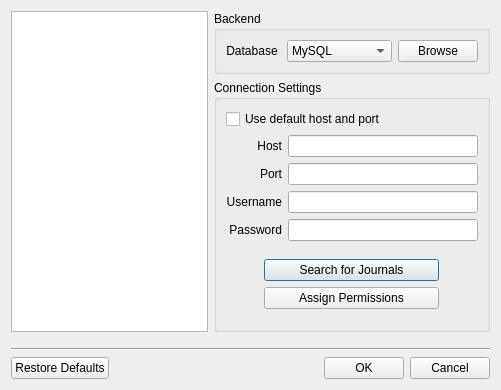
Above: ui/journalselector.ui from pwizard2/robojournal before the change. Below: the same form after it.
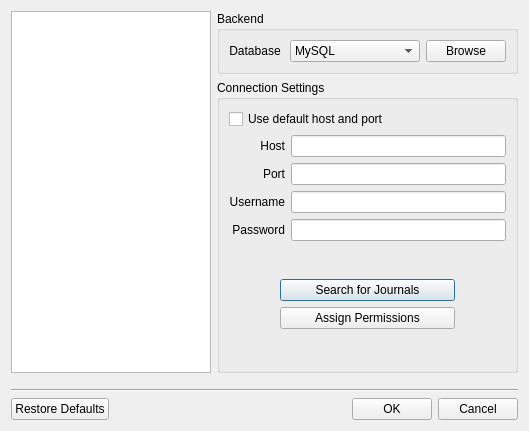
That is the form after the change. Icons and pictures are not drawn.

```diff
--- a/ui/journalselector.ui
+++ b/ui/journalselector.ui
@@ -6,8 +6,8 @@
    <rect>
     <x>0</x>
     <y>0</y>
-    <width>501</width>
-    <height>390</height>
+    <width>529</width>
+    <height>431</height>
    </rect>
   </property>
   <property name="windowTitle">
```
